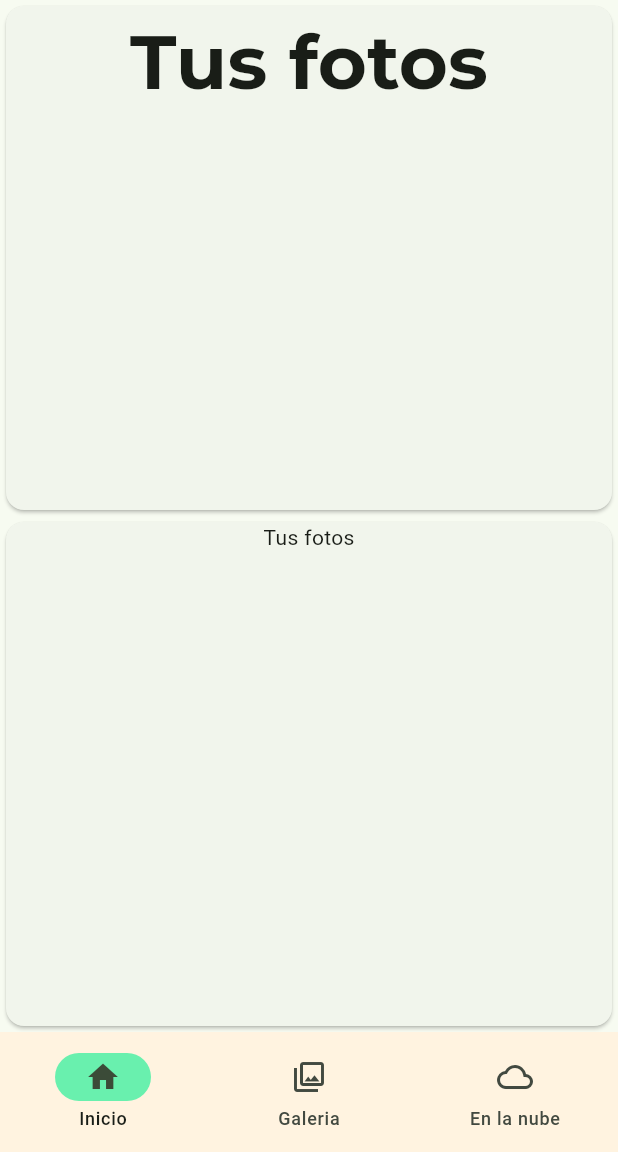
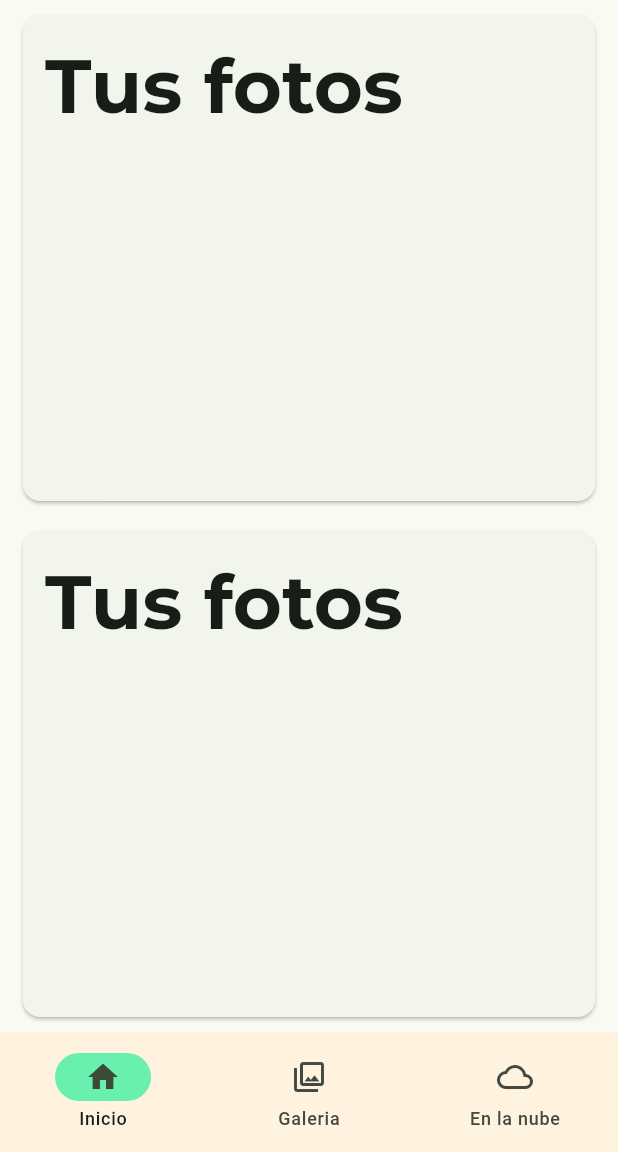
Before and after one commit to oriolgds/orsphotos, a Flutter app: the screen it shows after launch, on a phone screen of 412 x 824 dp, the part 84-1236 px from its top. Run offline on Flutter 3.47's test engine with Material 3 defaults, Android fonts, the light colour scheme and no system bars.

Commit message:
Adding margins to cards at home

```diff
--- a/lib/homePage.dart
+++ b/lib/homePage.dart
@@ -4,15 +4,30 @@ class HomePage extends StatelessWidget {
 
   @override
   Widget build(BuildContext context) {
-    return Column(
-      crossAxisAlignment: CrossAxisAlignment.start,
-      mainAxisAlignment: MainAxisAlignment.start,
+    return const Column(
+      crossAxisAlignment: CrossAxisAlignment.center,
+      mainAxisAlignment: MainAxisAlignment.center,
       children: [
-        Expanded(
+        HomeCard(), HomeCard()
+      ],
+    );
+  }
+}
+class HomeCard extends StatelessWidget {
+  const HomeCard({super.key});
+
+  @override
+  Widget build(BuildContext context) {
+    return Expanded(
       child: Card(
+        margin: const EdgeInsets.symmetric(vertical: 10, horizontal: 15),
         child: SizedBox(
           width: MediaQuery.of(context).size.width,
+          child: Padding(
+            padding: const EdgeInsets.symmetric(horizontal: 15, vertical: 10),
             child: Column(
+              mainAxisAlignment: MainAxisAlignment.start,
+              crossAxisAlignment: CrossAxisAlignment.start,
               children: [
                 Text('Tus fotos', style: Theme.of(context).textTheme.titleMedium, textAlign: TextAlign.start,)
               ],
@@ -20,19 +35,6 @@ class HomePage extends StatelessWidget {
           ),
         ),
       ),
-        Expanded(
-          child: Card(
-            child: SizedBox(
-              width: MediaQuery.of(context).size.width,
-              child: const Column(
-                children: [
-                  Text('Tus fotos')
-                ],
-              ),
-            ),
-          ),
-        )
-      ],
     );
   }
 }
```
Lines whose indentation alone changed are shown as unchanged.
